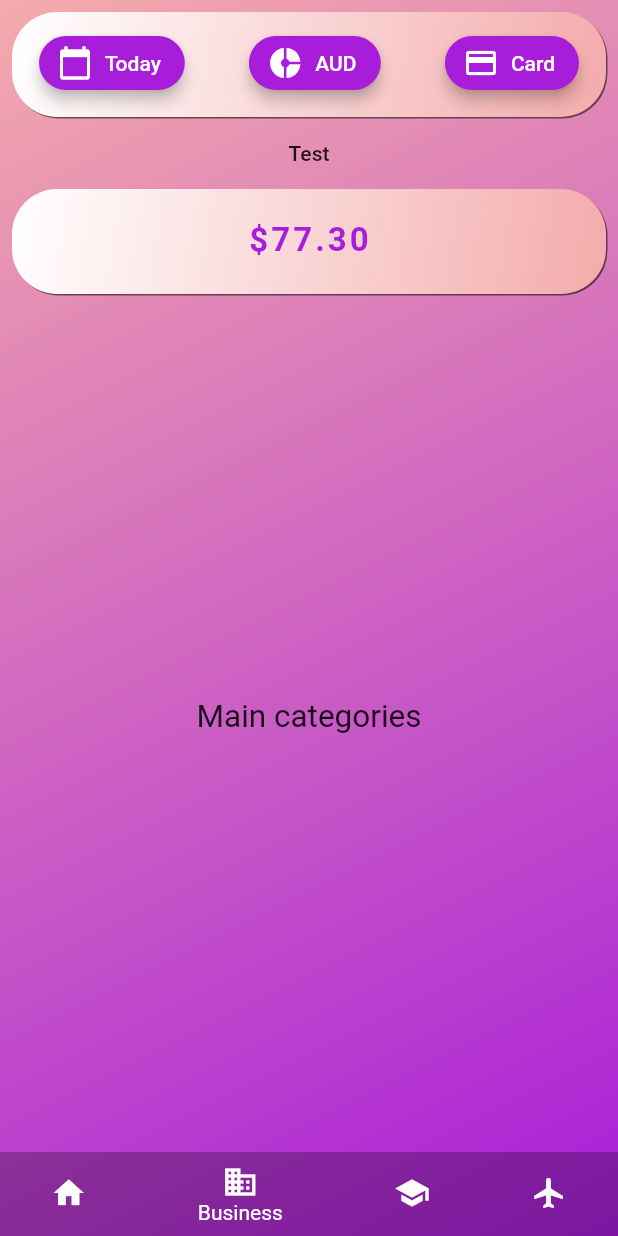
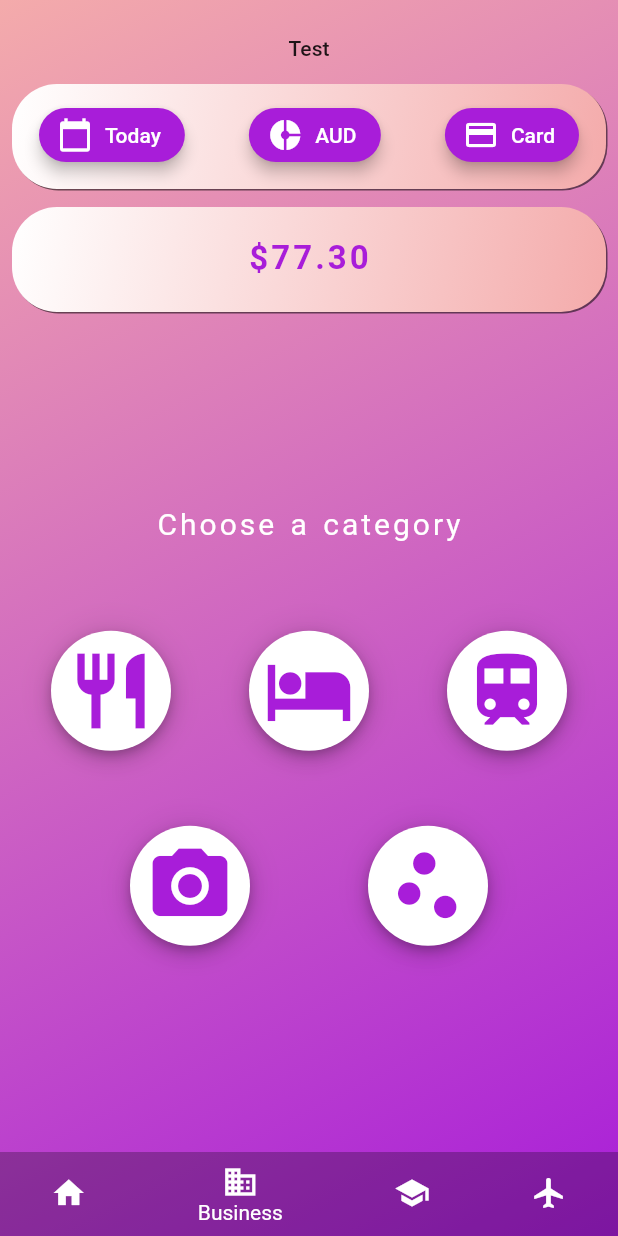
Before and after one commit to stefsonian/bud_allscreens, a Flutter app: the screen it shows after launch, item 2 of the bottom bar chosen, after a tap on "Test", on a phone screen of 412 x 824 dp. Run offline on Flutter 3.47's test engine with Material 2 defaults, Android fonts, the phone set to English and light mode, and no system bars.

Commit message:
Input UI

```diff
--- /dev/null
+++ b/lib/src/components/Ikon_button.dart
@@ -0,0 +1,25 @@
+import 'package:flutter/material.dart';
+
+class IkonButton extends StatelessWidget {
+  const IkonButton({this.icon, this.color, this.backColor});
+  final IconData icon;
+  final Color color;
+  final Color backColor;
+
+  Widget build(BuildContext context) {
+    return Container(
+      height: 80,
+      width: 80,
+      padding: EdgeInsets.all(10),
+      decoration: BoxDecoration(
+        borderRadius: BorderRadius.circular(100),
+        color: backColor,
+        boxShadow: kElevationToShadow[6],
+      ),
+      child: FittedBox(
+        fit: BoxFit.fill,
+        child: Icon(icon, color: color),
+      ),
+    );
+  }
+}
--- a/lib/src/record/display_amount.dart
+++ b/lib/src/record/display_amount.dart
@@ -7,7 +7,10 @@ import '../helpers/colors.dart';
 // const Color _kAmbientShadowOpacity = Color(0x1F000000); // alpha = 0.12
 
 class DisplayAmount extends StatefulWidget {
-  @override
+  const DisplayAmount({this.col1, this.col2});
+  final Color col1;
+  final Color col2;
+
   _DisplayAmountState createState() => _DisplayAmountState();
 }
 
--- a/lib/src/record/record_options.dart
+++ b/lib/src/record/record_options.dart
@@ -11,7 +11,7 @@ class _RecordOptionsState extends State<RecordOptions> {
   @override
   Widget build(BuildContext context) {
     double screenHeight = MediaQuery.of(context).size.height;
-    print('Screen height: $screenHeight');
+    // print('Screen height: $screenHeight');
     return screenHeight > 850 ? _tallRecordOptions() : _tallRecordOptions();
   }
 }
--- a/lib/src/record/record_screen.dart
+++ b/lib/src/record/record_screen.dart
@@ -1,3 +1,4 @@
+import 'package:allscreens/src/components/Ikon_button.dart';
 import 'package:allscreens/src/components/gradient_box_simple.dart';
 import 'package:allscreens/src/components/numpad.dart';
 import 'package:allscreens/src/record/record_options.dart';
@@ -35,19 +36,19 @@ class _RecordScreenState extends State<RecordScreen> {
         padding: EdgeInsets.all(8),
         child: Column(
           children: <Widget>[
+            FlatButton(
+              child: Text('Test'),
+              onPressed: () => switchWidget(),
+            ),
             SizedBox(
               height: 70,
               child: GradientBoxSimple(
                 child: RecordOptions(),
               ),
             ),
-            FlatButton(
-              child: Text('Test'),
-              onPressed: () => switchWidget(),
-            ),
             Expanded(
               child: AnimatedSwitcher(
-                duration: Duration(milliseconds: 50),
+                duration: Duration(milliseconds: 60),
                 // transitionBuilder: (Widget child, Animation<double> animation) {
                 //   return ScaleTransition(child: child, scale: animation);
                 // },
@@ -107,7 +108,9 @@ class _RecordScreenState extends State<RecordScreen> {
   }
 
   Widget _amountAndMainCategory() {
-    return Column(
+    return Container(
+      margin: EdgeInsets.only(top: 12),
+      child: Column(
         key: Key('1'),
         mainAxisAlignment: MainAxisAlignment.start,
         children: <Widget>[
@@ -118,20 +121,64 @@ class _RecordScreenState extends State<RecordScreen> {
           Expanded(
             child: Center(
               child: Container(
-              child: Text('Main categories', textScaleFactor: 1.5),
+                child: Column(
+                  mainAxisAlignment: MainAxisAlignment.center,
+                  children: <Widget>[
+                    Text(
+                      'Choose a category',
+                      style: TextStyle(
+                        color: Colors.white,
+                        fontSize: 20,
+                        wordSpacing: 2,
+                        letterSpacing: 2,
+                      ),
+                    ),
+                    SizedBox(height: 60),
+                    Row(
+                      mainAxisAlignment: MainAxisAlignment.spaceAround,
+                      children: <Widget>[
+                        IkonButton(
+                          icon: Icons.restaurant,
+                          color: col_purple,
+                          backColor: Colors.white,
+                        ),
+                        IkonButton(
+                          icon: Icons.hotel,
+                          color: col_purple,
+                          backColor: Colors.white,
+                        ),
+                        IkonButton(
+                          icon: Icons.train,
+                          color: col_purple,
+                          backColor: Colors.white,
+                        ),
+                      ],
+                    ),
+                    SizedBox(height: 50),
+                    Row(
+                      mainAxisAlignment: MainAxisAlignment.spaceEvenly,
+                      children: <Widget>[
+                        IkonButton(
+                          icon: Icons.camera_alt,
+                          color: col_purple,
+                          backColor: Colors.white,
+                        ),
+                        IkonButton(
+                          icon: Icons.scatter_plot,
+                          color: col_purple,
+                          backColor: Colors.white,
+                        ),
+                      ],
+                    ),
+                  ],
+                ),
               ),
             ),
           ),
         ],
+      ),
     );
   }
+
+  Widget _SubcategoryOnly() {}
 }
-
-// class _RecordInput extends StatelessWidget {
-
-//   Widget build(BuildContext context) {
-//     return Container(
-
-//     );
-//   }
-// }
```
Lines whose indentation alone changed are shown as unchanged.
